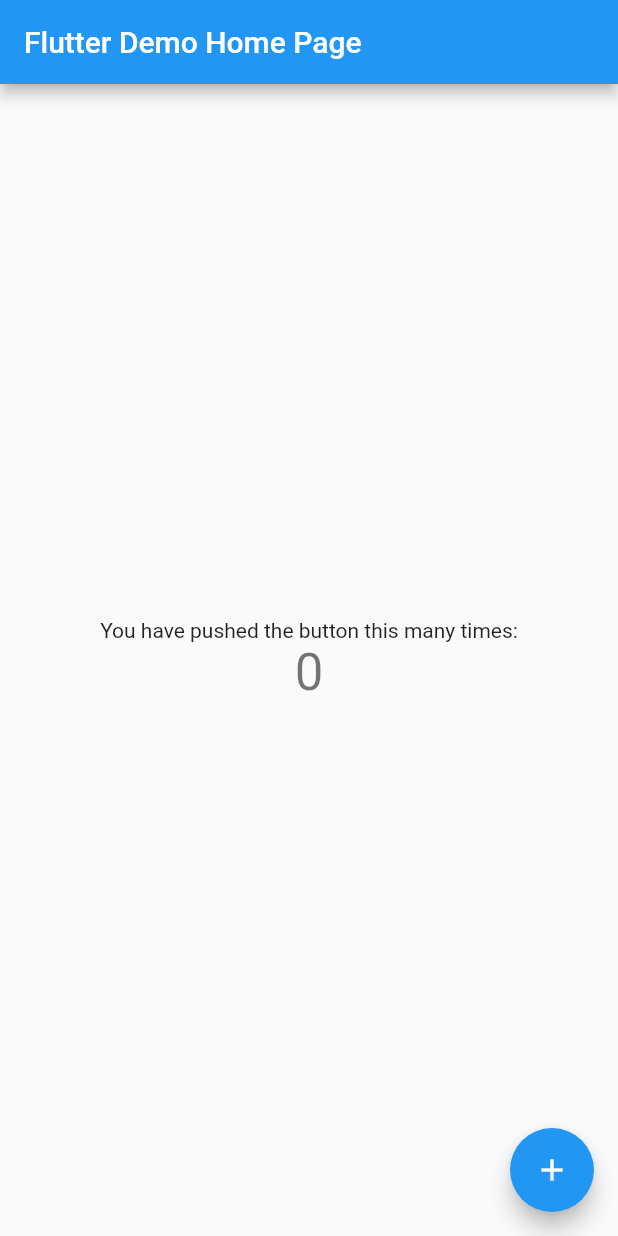
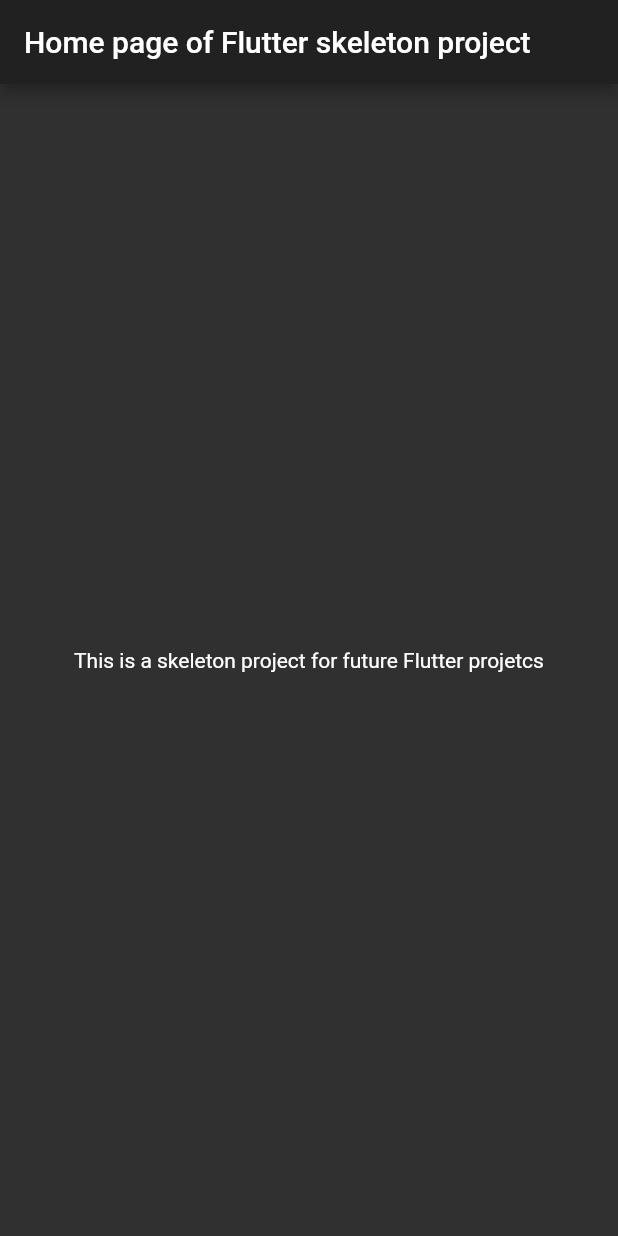
Before and after one commit to TheKwispy/flutter_skeleton, a Flutter app: the screen it shows after launch, on a phone screen of 412 x 824 dp. Run offline on Flutter 3.47's test engine with Material 2 defaults, Android fonts, the phone set to English and light mode, and no system bars.

Commit message:
Code is set up

```diff
--- /dev/null
+++ b/lib/home_page.dart
@@ -0,0 +1,21 @@
+import 'package:flutter/material.dart';
+
+class HomePage extends StatelessWidget {
+  const HomePage({Key key}) : super(key: key);
+
+  @override
+  Widget build(BuildContext context) {
+    return Scaffold(
+      appBar: AppBar(
+        title: Text(
+          "Home page of Flutter skeleton project",
+        ),
+      ),
+      body: Center(
+        child: Text(
+          "This is a skeleton project for future Flutter projetcs",
+        ),
+      ),
+    );
+  }
+}
--- a/lib/main.dart
+++ b/lib/main.dart
@@ -1,113 +1,21 @@
 import 'package:flutter/material.dart';
+import 'package:skeleton_project/router.dart';
 
 void main() {
   runApp(MyApp());
 }
 
 class MyApp extends StatelessWidget {
-  // This widget is the root of your application.
   @override
   Widget build(BuildContext context) {
     return MaterialApp(
-      title: 'Flutter Demo',
+      title: 'Flutter Skeleton Project',
       theme: ThemeData(
-        // This is the theme of your application.
-        //
-        // Try running your application with "flutter run". You'll see the
-        // application has a blue toolbar. Then, without quitting the app, try
-        // changing the primarySwatch below to Colors.green and then invoke
-        // "hot reload" (press "r" in the console where you ran "flutter run",
-        // or simply save your changes to "hot reload" in a Flutter IDE).
-        // Notice that the counter didn't reset back to zero; the application
-        // is not restarted.
-        primarySwatch: Colors.blue,
+        primarySwatch: Colors.blueGrey,
+        brightness: Brightness.dark,
       ),
-      home: MyHomePage(title: 'Flutter Demo Home Page'),
+      initialRoute: RouteName.ROOT_PATH,
+      onGenerateRoute: (settings) => RouteGenerator.generateRoute(settings),
     );
   }
 }
-
-class MyHomePage extends StatefulWidget {
-  MyHomePage({Key key, this.title}) : super(key: key);
-
-  // This widget is the home page of your application. It is stateful, meaning
-  // that it has a State object (defined below) that contains fields that affect
-  // how it looks.
-
-  // This class is the configuration for the state. It holds the values (in this
-  // case the title) provided by the parent (in this case the App widget) and
-  // used by the build method of the State. Fields in a Widget subclass are
-  // always marked "final".
-
-  final String title;
-
-  @override
-  _MyHomePageState createState() => _MyHomePageState();
-}
-
-class _MyHomePageState extends State<MyHomePage> {
-  int _counter = 0;
-
-  void _incrementCounter() {
-    setState(() {
-      // This call to setState tells the Flutter framework that something has
-      // changed in this State, which causes it to rerun the build method below
-      // so that the display can reflect the updated values. If we changed
-      // _counter without calling setState(), then the build method would not be
-      // called again, and so nothing would appear to happen.
-      _counter++;
-    });
-  }
-
-  @override
-  Widget build(BuildContext context) {
-    // This method is rerun every time setState is called, for instance as done
-    // by the _incrementCounter method above.
-    //
-    // The Flutter framework has been optimized to make rerunning build methods
-    // fast, so that you can just rebuild anything that needs updating rather
-    // than having to individually change instances of widgets.
-    return Scaffold(
-      appBar: AppBar(
-        // Here we take the value from the MyHomePage object that was created by
-        // the App.build method, and use it to set our appbar title.
-        title: Text(widget.title),
-      ),
-      body: Center(
-        // Center is a layout widget. It takes a single child and positions it
-        // in the middle of the parent.
-        child: Column(
-          // Column is also a layout widget. It takes a list of children and
-          // arranges them vertically. By default, it sizes itself to fit its
-          // children horizontally, and tries to be as tall as its parent.
-          //
-          // Invoke "debug painting" (press "p" in the console, choose the
-          // "Toggle Debug Paint" action from the Flutter Inspector in Android
-          // Studio, or the "Toggle Debug Paint" command in Visual Studio Code)
-          // to see the wireframe for each widget.
-          //
-          // Column has various properties to control how it sizes itself and
-          // how it positions its children. Here we use mainAxisAlignment to
-          // center the children vertically; the main axis here is the vertical
-          // axis because Columns are vertical (the cross axis would be
-          // horizontal).
-          mainAxisAlignment: MainAxisAlignment.center,
-          children: <Widget>[
-            Text(
-              'You have pushed the button this many times:',
-            ),
-            Text(
-              '$_counter',
-              style: Theme.of(context).textTheme.headline4,
-            ),
-          ],
-        ),
-      ),
-      floatingActionButton: FloatingActionButton(
-        onPressed: _incrementCounter,
-        tooltip: 'Increment',
-        child: Icon(Icons.add),
-      ), // This trailing comma makes auto-formatting nicer for build methods.
-    );
-  }
-}
--- /dev/null
+++ b/lib/router.dart
@@ -0,0 +1,28 @@
+import 'package:flutter/material.dart';
+import 'package:skeleton_project/home_page.dart';
+
+class RouteName {
+  static const String ROOT_PATH = "/";
+}
+
+class RouteGenerator {
+  static Route<dynamic> generateRoute(RouteSettings settings) {
+    switch (settings.name) {
+      case RouteName.ROOT_PATH:
+        return MaterialPageRoute(
+          builder: (context) => HomePage(),
+        );
+
+      default:
+        return MaterialPageRoute(
+          builder: (context) => Scaffold(
+            body: Center(
+              child: Text(
+                "${settings.name} is not defined in RouteName",
+              ),
+            ),
+          ),
+        );
+    }
+  }
+}
```
Also changed, not shown: pubspec.yaml (+1 -55 lines), 5 other files.
